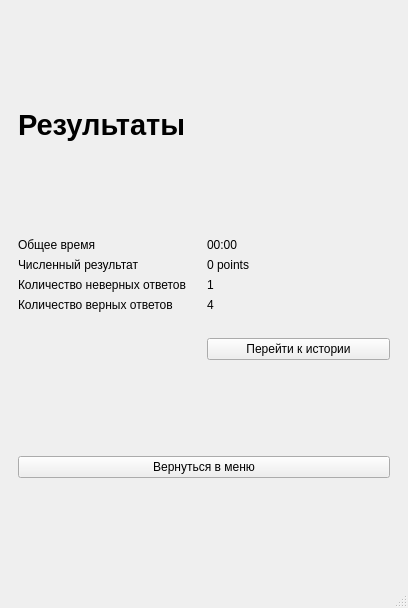
Old version of the form Source/mainwindow.ui in the repository TheEvilRoot/2CourseWork.
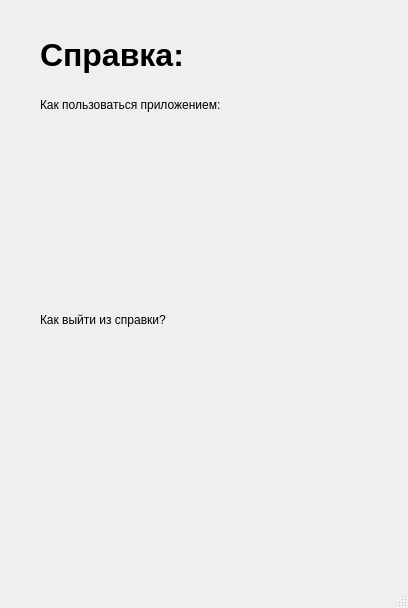
New version of the form. Icons and pictures are not drawn.

Commit message: Implemented help and about placeholders

Diff of the .ui file:
```diff
--- a/Source/mainwindow.ui
+++ b/Source/mainwindow.ui
@@ -26,8 +26,14 @@
    <layout class="QGridLayout" name="gridLayout">
     <item row="0" column="0">
      <widget class="QStackedWidget" name="stackedWidget">
+      <property name="sizePolicy">
+       <sizepolicy hsizetype="Maximum" vsizetype="Preferred">
+        <horstretch>0</horstretch>
+        <verstretch>0</verstretch>
+       </sizepolicy>
+      </property>
       <property name="currentIndex">
-       <number>5</number>
+       <number>1</number>
       </property>
       <widget class="QWidget" name="menuPage">
        <layout class="QGridLayout" name="gridLayout_5">
@@ -232,6 +238,152 @@
         </item>
        </layout>
       </widget>
+      <widget class="QWidget" name="helpPage">
+       <layout class="QGridLayout" name="gridLayout_10">
+        <item row="2" column="0">
+         <widget class="QLabel" name="label_7">
+          <property name="sizePolicy">
+           <sizepolicy hsizetype="Maximum" vsizetype="Maximum">
+            <horstretch>0</horstretch>
+            <verstretch>0</verstretch>
+           </sizepolicy>
+          </property>
+          <property name="minimumSize">
+           <size>
+            <width>155</width>
+            <height>151</height>
+           </size>
+          </property>
+          <property name="maximumSize">
+           <size>
+            <width>155</width>
+            <height>151</height>
+           </size>
+          </property>
+          <property name="text">
+           <string/>
+          </property>
+          <property name="pixmap">
+           <pixmap resource="resources.qrc">:/logo/help2.jpg</pixmap>
+          </property>
+          <property name="scaledContents">
+           <bool>true</bool>
+          </property>
+         </widget>
+        </item>
+        <item row="1" column="0" colspan="2">
+         <widget class="QLabel" name="label_12">
+          <property name="sizePolicy">
+           <sizepolicy hsizetype="Minimum" vsizetype="Maximum">
+            <horstretch>0</horstretch>
+            <verstretch>0</verstretch>
+           </sizepolicy>
+          </property>
+          <property name="text">
+           <string>Как пользоваться приложением:</string>
+          </property>
+         </widget>
+        </item>
+        <item row="0" column="0" colspan="2">
+         <widget class="QLabel" name="label_11">
+          <property name="sizePolicy">
+           <sizepolicy hsizetype="Minimum" vsizetype="Maximum">
+            <horstretch>0</horstretch>
+            <verstretch>0</verstretch>
+           </sizepolicy>
+          </property>
+          <property name="font">
+           <font>
+            <pointsize>24</pointsize>
+            <weight>75</weight>
+            <bold>true</bold>
+           </font>
+          </property>
+          <property name="styleSheet">
+           <string notr="true">&lt; font size=24&gt;&lt;b&gt;Справка:&lt;/b&gt;&lt;/font&gt;</string>
+          </property>
+          <property name="text">
+           <string>Справка:</string>
+          </property>
+         </widget>
+        </item>
+        <item row="2" column="1">
+         <widget class="QLabel" name="label_9">
+          <property name="sizePolicy">
+           <sizepolicy hsizetype="Maximum" vsizetype="Maximum">
+            <horstretch>0</horstretch>
+            <verstretch>0</verstretch>
+           </sizepolicy>
+          </property>
+          <property name="minimumSize">
+           <size>
+            <width>155</width>
+            <height>151</height>
+           </size>
+          </property>
+          <property name="maximumSize">
+           <size>
+            <width>155</width>
+            <height>151</height>
+           </size>
+          </property>
+          <property name="text">
+           <string/>
+          </property>
+          <property name="pixmap">
+           <pixmap resource="resources.qrc">:/logo/help1.jpg</pixmap>
+          </property>
+          <property name="scaledContents">
+           <bool>true</bool>
+          </property>
+         </widget>
+        </item>
+        <item row="3" column="0" colspan="2">
+         <widget class="QLabel" name="label_13">
+          <property name="sizePolicy">
+           <sizepolicy hsizetype="Preferred" vsizetype="Maximum">
+            <horstretch>0</horstretch>
+            <verstretch>0</verstretch>
+           </sizepolicy>
+          </property>
+          <property name="text">
+           <string>Как выйти из справки?</string>
+          </property>
+         </widget>
+        </item>
+        <item row="4" column="0" colspan="2">
+         <widget class="QLabel" name="label_14">
+          <property name="sizePolicy">
+           <sizepolicy hsizetype="Maximum" vsizetype="Maximum">
+            <horstretch>0</horstretch>
+            <verstretch>0</verstretch>
+           </sizepolicy>
+          </property>
+          <property name="minimumSize">
+           <size>
+            <width>266</width>
+            <height>197</height>
+           </size>
+          </property>
+          <property name="maximumSize">
+           <size>
+            <width>266</width>
+            <height>197</height>
+           </size>
+          </property>
+          <property name="text">
+           <string/>
+          </property>
+          <property name="pixmap">
+           <pixmap resource="resources.qrc">:/logo/help3.jpg</pixmap>
+          </property>
+          <property name="scaledContents">
+           <bool>true</bool>
+          </property>
+         </widget>
+        </item>
+       </layout>
+      </widget>
       <widget class="QWidget" name="history">
        <layout class="QGridLayout" name="gridLayout_8">
         <item row="9" column="0">
```
Left out of the diff: 188 changed lines with no effect on the pictures. The commit also changes 9 other files.
